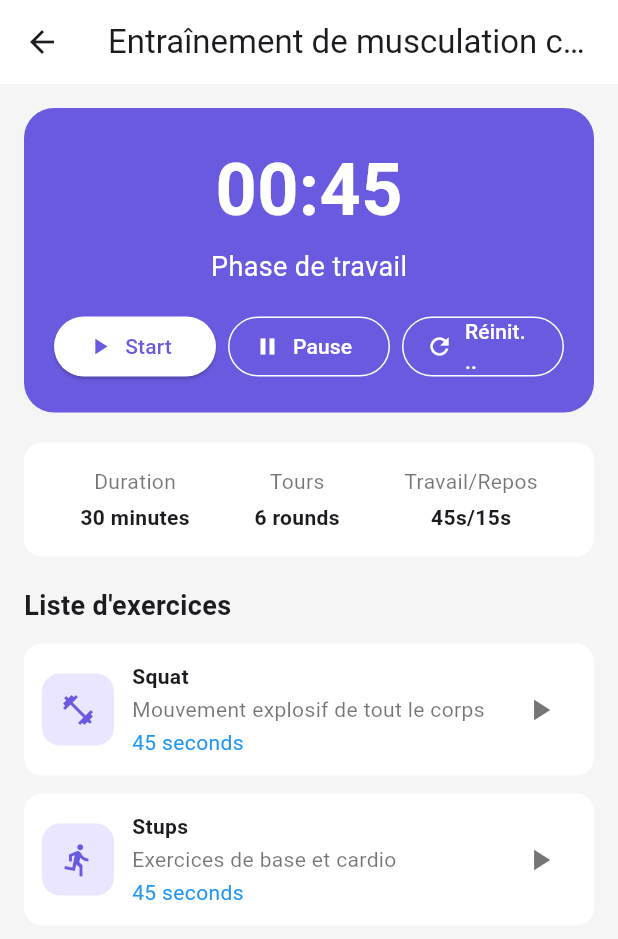
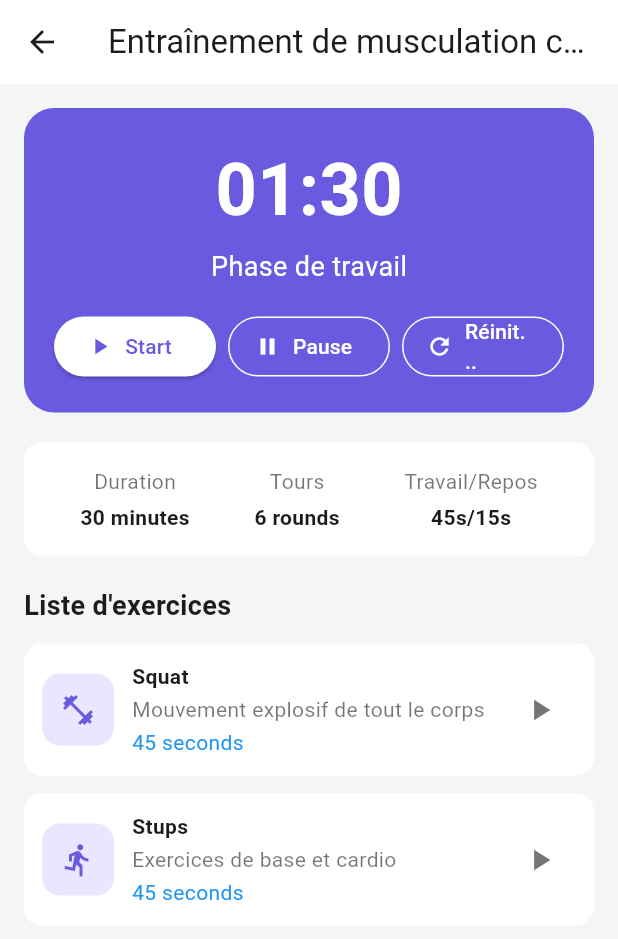
Before and after one commit to mandreshope/fitness-coach, a Flutter app: the screen it shows after launch, after a tap on "Entraînement de musculation complet", on a phone screen of 412 x 824 dp. Shown: the top 939 px of the screen. Run offline on Flutter 3.47's test engine with Material 3 defaults, Android fonts, the phone set to English and light mode, and no system bars; our stand-ins replace flutter_riverpod; missing offline and left inert: model_viewer_plus.

Commit message:
enhance: Enhances UI consistency and adjusts timer display
Sets the background and app bar color of the exercise details page to white for improved visual consistency.

Updates the default timer value in the session details page, likely for demonstration or testing purposes.

```diff
--- a/lib/pages/exercise/exercise_details_page.dart
+++ b/lib/pages/exercise/exercise_details_page.dart
@@ -70,7 +70,8 @@ class _ExerciseDetailsPageState extends ConsumerState<ExerciseDetailsPage> {
     final timeLeft = ref.watch(timerProvider);
 
     return Scaffold(
-      appBar: AppBar(title: Text(widget.name)),
+      backgroundColor: Colors.white,
+      appBar: AppBar(title: Text(widget.name), backgroundColor: Colors.white),
       body: Stack(
         children: [
           // MODELE 3D
--- a/lib/pages/session/session_details_page.dart
+++ b/lib/pages/session/session_details_page.dart
@@ -19,10 +19,8 @@ class SessionDetailsPage extends StatelessWidget {
         padding: const EdgeInsets.all(16),
         children: [
           // TIMER BOX
-          TimerComponent(time: "00:45"),
-
+          TimerComponent(time: "01:30"),
           const SizedBox(height: 20),
-
           // APERÇU
           Container(
             padding: const EdgeInsets.all(16),
```
